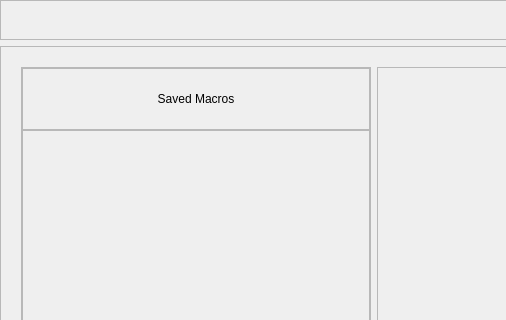
KrazyManJ/ClickMapper, file app/ui/design.ui: the form before one commit; both pictures show x 0 to 506 and y 0 to 320 of the 1280 by 720 pixel window.
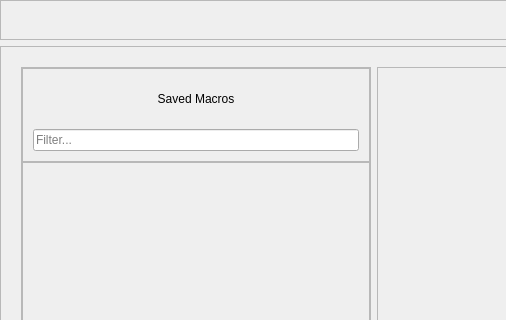
The form after the commit. Icons and pictures are not drawn.

Commit message: Repaired dialog crash bug, repaired app icon not showing bug, added Filter to MacroList

Diff of the .ui file:
```diff
--- a/app/ui/design.ui
+++ b/app/ui/design.ui
@@ -223,16 +223,16 @@
              <number>0</number>
             </property>
             <property name="leftMargin">
-             <number>0</number>
+             <number>10</number>
             </property>
             <property name="topMargin">
              <number>0</number>
             </property>
             <property name="rightMargin">
-             <number>0</number>
+             <number>10</number>
             </property>
             <property name="bottomMargin">
-             <number>0</number>
+             <number>10</number>
             </property>
             <item>
              <widget class="QLabel" name="MacroListTitleLabel">
@@ -250,6 +250,16 @@
               </property>
              </widget>
             </item>
+            <item>
+             <widget class="QLineEdit" name="MacroListFilterInput">
+              <property name="placeholderText">
+               <string>Filter...</string>
+              </property>
+              <property name="clearButtonEnabled">
+               <bool>true</bool>
+              </property>
+             </widget>
+            </item>
            </layout>
           </widget>
          </item>
```
Left out of the diff: 10 changed lines with no effect on the pictures. The commit also changes 4 other files.
